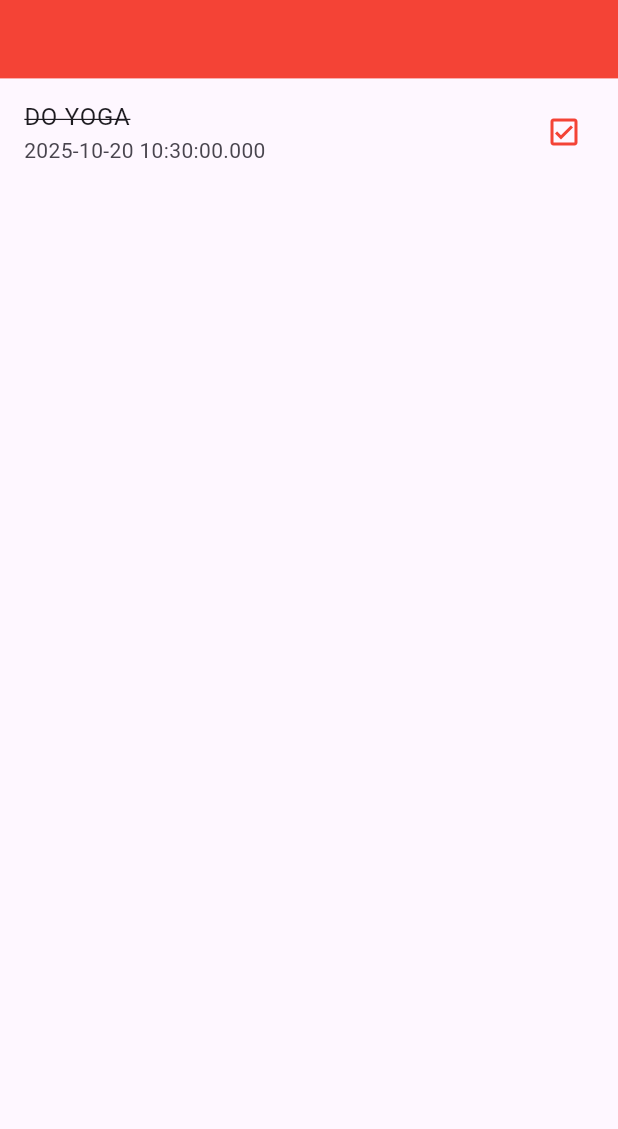
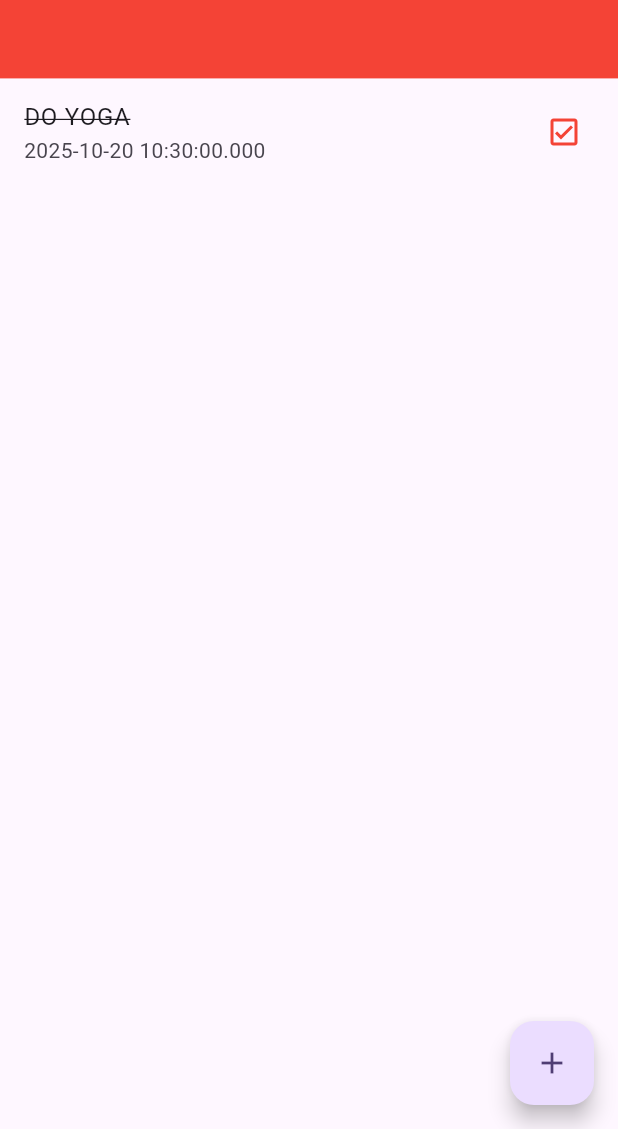
Before and after one commit to AS-DB/Flutter-Apps-and-Dart-Programs, a Flutter app: the screen it shows after launch, on a phone screen of 412 x 824 dp, the part 107-1236 px from its top. Run offline on Flutter 3.47's test engine with Material 3 defaults, Android fonts, the phone set to English and light mode, and no system bars.

Commit message:
FLoating button

```diff
--- a/task_lee/lib/pages/home_page.dart
+++ b/task_lee/lib/pages/home_page.dart
@@ -24,6 +24,7 @@ class _HomePageState extends State<HomePage> {
         title: Text("Taskly", style: TextStyle(fontSize: 15)),
       ),
       body: _taskList(),
+      floatingActionButton: _addTaskButton(),
     );
   }
 
@@ -41,4 +42,8 @@ class _HomePageState extends State<HomePage> {
       ],
     );
   }
+
+  Widget _addTaskButton() {
+    return FloatingActionButton(onPressed: () {}, child: Icon(Icons.add));
+  }
 }
```
